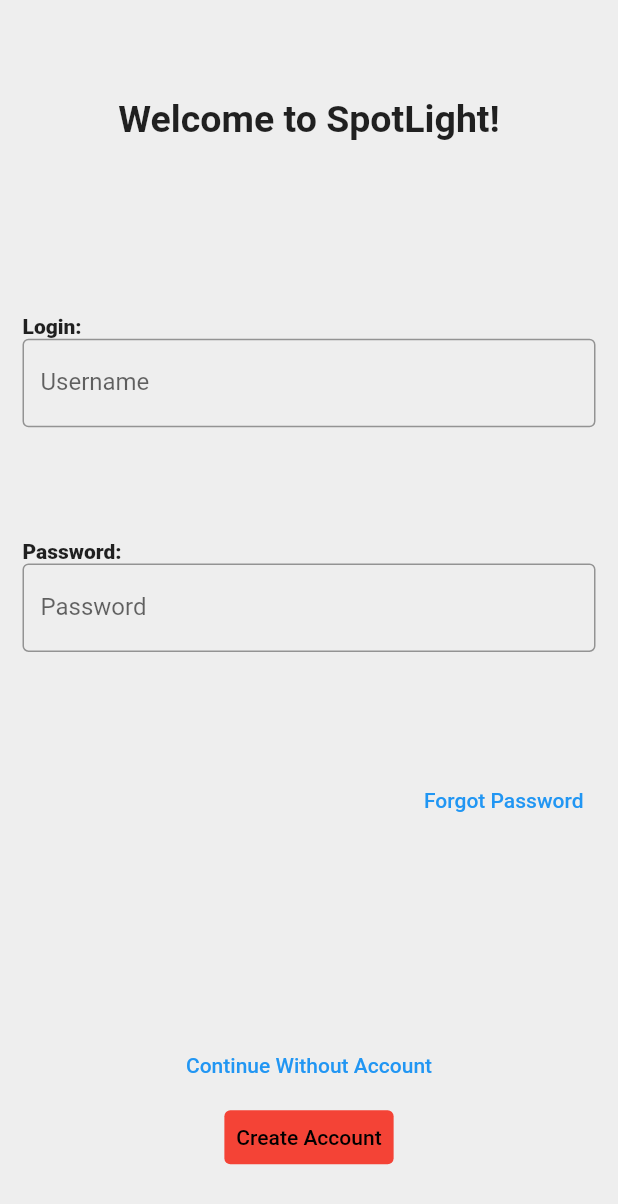
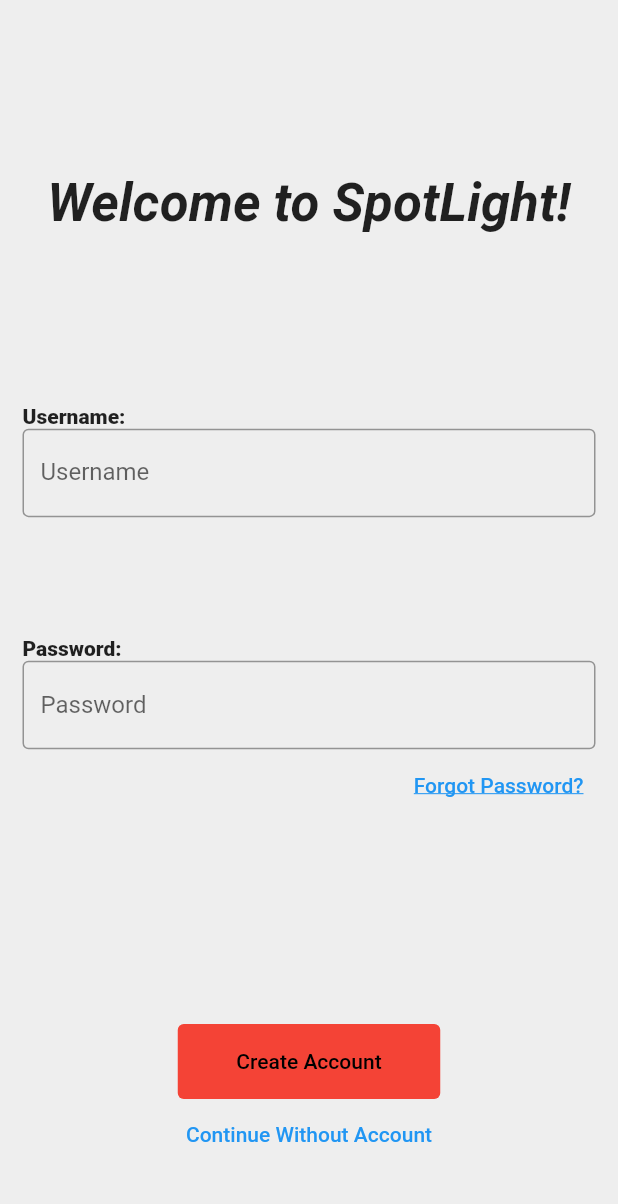
Before and after one commit to astrebe/project-spotlight, a Flutter app: the screen it shows after launch, on a phone screen of 412 x 824 dp. Shown: the top 1204 px of the screen. Run offline on Flutter 3.47's test engine with Material 2 defaults, Android fonts, the phone set to English and light mode, and no system bars.

Commit message:
Fixed Firebase/ Reformat
Fixed Firebase server error specfically with the google-services.json file and continued to update the UI including using SizedBoxes.

```diff
--- a/spotlight_app/lib/loginscreen.dart
+++ b/spotlight_app/lib/loginscreen.dart
@@ -1,7 +1,7 @@
 import 'package:flutter/material.dart';
 
 class LoginScreen extends StatelessWidget {
-  final String loginLabel = "Login: ";
+  final String loginLabel = "Username: ";
   final String passwordLabel = "Password: ";
 
   const LoginScreen({Key? key}) : super(key: key);
@@ -9,8 +9,8 @@ class LoginScreen extends StatelessWidget {
   @override
   Widget build(BuildContext context) {
     return Container(
-        padding: EdgeInsets.all(15.0),
-        margin: const EdgeInsets.only(top: 45.0),
+        padding: const EdgeInsets.all(15.0),
+        margin: const EdgeInsets.only(top: 100.0),
         child: Row(
           crossAxisAlignment: CrossAxisAlignment.center,
           mainAxisAlignment: MainAxisAlignment.start,
@@ -18,14 +18,15 @@ class LoginScreen extends StatelessWidget {
             Expanded(
                 child: Column(children: <Widget>[
               Expanded(
-                  child: Column(children: <Widget>[
-                const SizedBox(height: 5),
+                  child: Column(children: const <Widget>[
                 Align(
                   alignment: Alignment.center,
                   child: Text(
                     "Welcome to SpotLight!",
-                    style: const TextStyle(
-                        fontWeight: FontWeight.bold, fontSize: 25),
+                    style: TextStyle(
+                        fontWeight: FontWeight.bold,
+                        fontSize: 35,
+                        fontStyle: FontStyle.italic),
                     textAlign: TextAlign.center,
                   ),
                 ),
@@ -47,10 +48,12 @@ class LoginScreen extends StatelessWidget {
                   ),
                 ),
               ])),
-              Expanded(
+              Align(
+                alignment: Alignment.bottomCenter,
+                child: Expanded(
                     child: Column(children: <Widget>[
                   Align(
-                  alignment: Alignment.centerLeft,
+                    alignment: Alignment.bottomLeft,
                     child: Text(
                       passwordLabel,
                       style: const TextStyle(fontWeight: FontWeight.w900),
@@ -64,6 +67,7 @@ class LoginScreen extends StatelessWidget {
                     ),
                   ),
                 ])),
+              ),
               /*
         */
               Expanded(
@@ -72,12 +76,14 @@ class LoginScreen extends StatelessWidget {
                   Align(
                     alignment: Alignment.topRight,
                     child: TextButton(
-                      style: ButtonStyle(
+                      style: const ButtonStyle(
                         alignment: Alignment.center,
                       ),
                       onPressed: () {},
-                      child: const Text('Forgot Password',
-                          style: TextStyle(color: Colors.blue)),
+                      child: const Text('Forgot Password?',
+                          style: TextStyle(
+                              color: Colors.blue,
+                              decoration: TextDecoration.underline)),
                     ),
                   )
                 ],
@@ -87,16 +93,10 @@ class LoginScreen extends StatelessWidget {
                       mainAxisAlignment: MainAxisAlignment.center,
                       crossAxisAlignment: CrossAxisAlignment.center,
                       children: <Widget>[
-                    TextButton(
-                      style: ButtonStyle(
-                        alignment: Alignment.center,
-                        foregroundColor:
-                            MaterialStateProperty.all<Color>(Colors.blue),
-                      ),
-                      onPressed: () {},
-                      child: const Text('Continue Without Account'),
-                    ),
-                    TextButton(
+                    SizedBox(
+                      width: 175,
+                      height: 50,
+                      child: TextButton(
                         style: ButtonStyle(
                           alignment: Alignment.center,
                           foregroundColor:
@@ -107,6 +107,16 @@ class LoginScreen extends StatelessWidget {
                         onPressed: () {},
                         child: const Text('Create Account'),
                       ),
+                    ),
+                    TextButton(
+                      style: ButtonStyle(
+                        alignment: Alignment.center,
+                        foregroundColor:
+                            MaterialStateProperty.all<Color>(Colors.blue),
+                      ),
+                      onPressed: () {},
+                      child: const Text('Continue Without Account'),
+                    ),
                   ])),
             ])),
           ],
--- a/spotlight_app/lib/main.dart
+++ b/spotlight_app/lib/main.dart
@@ -24,7 +24,7 @@ class MyApp extends StatelessWidget {
         // or simply save your changes to "hot reload" in a Flutter IDE).
         // Notice that the counter didn't reset back to zero; the application
         // is not restarted.
-        primaryColor: Color.fromARGB(255, 153, 0, 0),
+        primaryColor: const Color.fromARGB(255, 153, 0, 0),
       ),
       home: const MyHomePage(title: 'SpotLight Login Screen'),
     );
@@ -61,7 +61,7 @@ class _MyHomePageState extends State<MyHomePage> {
     return Scaffold(
       backgroundColor: Colors.grey.shade200,
       resizeToAvoidBottomInset: false,
-      body: LoginScreen(),
+      body: const LoginScreen(),
     );
   }
 }
--- a/spotlight_app/pubspec.yaml
+++ b/spotlight_app/pubspec.yaml
@@ -29,9 +29,9 @@ environment:
 dependencies:
   flutter:
     sdk: flutter
-#firebase_core: ^1.1.1
-#cloud_firestore: ^2.1.0
-#firebase_auth: ^1.2.0
+firebase_core: ^1.1.1
+cloud_firestore: ^2.1.0
+firebase_auth: ^1.2.0
 
 
 
```
Also changed, not shown: 2 other files. Lines whose indentation alone changed are shown as unchanged.
